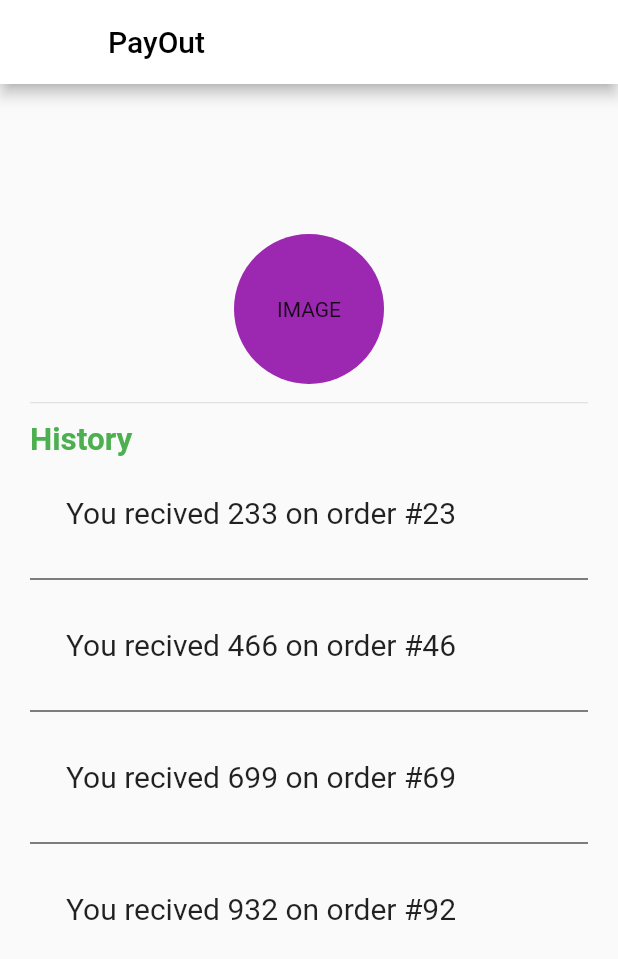
After one commit to JayantS08/FlutterApp_OnlineMarketing, a Flutter app: the Payout screen opened directly, on a phone screen of 412 x 824 dp. The commit adds this screen. Shown: the top 959 px of the screen. Run offline on Flutter 3.47's test engine with Material 2 defaults, Android fonts, the phone set to English and light mode, and no system bars; our stand-ins replace cloud_firestore, firebase_auth, firebase_storage, fluttertoast, google_sign_in, image_picker; missing offline and left inert: flutter_facebook_login, flutter_material_color_picker, flutter_signature_pad, gst_verification; accounts and stored records are empty.

Commit message:
owner side overflow removed and owner draw done.

```diff
--- a/lib/Screens/owner_home/Drawer/categorised_items.dart
+++ b/lib/Screens/owner_home/Drawer/categorised_items.dart
@@ -151,7 +151,9 @@ class _CategorisedItemsState extends State<CategorisedItems> {
                           title: Text('${documents.elementAt(index)['productName']}'),
                           subtitle: ListTile(
                             title: Text('Price: ${documents.elementAt(index)['price']}/-'),
-                            subtitle: Row(
+                            subtitle: SingleChildScrollView(
+                              scrollDirection: Axis.horizontal,
+                                child: Row(
                                 children: <Widget>[
                                   Container(
                                     height: 20,
@@ -169,6 +171,7 @@ class _CategorisedItemsState extends State<CategorisedItems> {
                                     ),
                                   ),
                                 ],
+                              ),
                             ),
                           ),
 
--- a/lib/Screens/owner_home/Drawer/owner_menu.dart
+++ b/lib/Screens/owner_home/Drawer/owner_menu.dart
@@ -1,7 +1,10 @@
+import 'package:delilo/Screens/owner_home/Menu.dart';
+import 'package:delilo/Screens/owner_home/owner_accept_orders.dart';
 import 'package:delilo/Screens/owner_home/owner_items/fashion.dart';
 import 'package:delilo/Screens/owner_home/owner_items/kids.dart';
 import 'package:delilo/Screens/owner_home/owner_items/men.dart';
 import 'package:delilo/Screens/owner_home/owner_items/women.dart';
+import 'package:delilo/Screens/owner_home/payin.dart';
 import 'package:flutter/material.dart';
 import 'package:firebase_auth/firebase_auth.dart';
 import 'package:cloud_firestore/cloud_firestore.dart';
@@ -130,7 +133,9 @@ class _OwnerMenuState extends State<OwnerMenu> {
                 ),
               ),
               onTap: () {
-                Navigator.pop(context);
+                //Navigator.pop(context);
+                Navigator.push(context, MaterialPageRoute(
+                        builder: ((BuildContext context) => AcceptOrders(id))));
                 setState(() => drawerIndex = 0);
               },
             ),
@@ -147,7 +152,8 @@ class _OwnerMenuState extends State<OwnerMenu> {
                 ),
               ),
               onTap: () {
-                Navigator.pop(context);
+                Navigator.push(context, MaterialPageRoute(
+                        builder: ((BuildContext context) => MenuPage())));
                 setState(() => drawerIndex = 1);
               },
             ),
@@ -164,7 +170,8 @@ class _OwnerMenuState extends State<OwnerMenu> {
                 ),
               ),
               onTap: () {
-                Navigator.pop(context);
+                Navigator.push(context, MaterialPageRoute(
+                        builder: ((BuildContext context) => Payin())));
                 setState(() => drawerIndex = 2);
               },
             ),
--- a/lib/Screens/owner_home/owner_accept_orders.dart
+++ b/lib/Screens/owner_home/owner_accept_orders.dart
@@ -39,7 +39,7 @@ class _AcceptOrdersState extends State<AcceptOrders> {
   @override
   Widget build(BuildContext context) {
     return DefaultTabController(
-      length: 6,
+      length: 5,
 
           child: Scaffold(
         appBar: AppBar(title: Text("Accepting Orders",style: TextStyle(color: Colors.black),),
--- a/lib/Screens/owner_home/payin.dart
+++ b/lib/Screens/owner_home/payin.dart
@@ -51,6 +51,8 @@ class _PayinState extends State<Payin> {
               shape: RoundedRectangleBorder(
                   borderRadius: BorderRadius.circular(10)),
               elevation: 10,
+              child: SingleChildScrollView(
+                scrollDirection: Axis.vertical,
                               child: Column(
                   children: <Widget>[
                     SizedBox(
@@ -112,6 +114,7 @@ class _PayinState extends State<Payin> {
                       )
 
                   ],
+                ),
               )),
         ]));
   }
--- /dev/null
+++ b/lib/Screens/owner_home/payout.dart
@@ -0,0 +1,94 @@
+import 'package:flutter/material.dart';
+class Payout extends StatefulWidget {
+  @override
+  _PayoutState createState() => _PayoutState();
+}
+
+class _PayoutState extends State<Payout> {
+  List<String>notification = new List.filled(4, 'You recived Rs 4000 for order #',growable: true);
+
+  @override
+  Widget build(BuildContext context) {
+    return Scaffold(
+      appBar: AppBar(
+        backgroundColor: Colors.white,
+        title: Text("PayOut",style: TextStyle(
+          color: Colors.black
+        ),),
+      ),
+      body: _buildBody(),
+    );
+  }
+Widget _buildBody(){
+return Padding(
+
+  padding: const EdgeInsets.fromLTRB(20,100,20,0),
+  child:   Container(
+
+    child: SingleChildScrollView(
+          child: Column(
+            //mainAxisAlignment: MainAxisAlignment.start,
+            crossAxisAlignment: CrossAxisAlignment.start,
+
+        children: <Widget>[
+
+Container(
+
+      child: Center(
+        child: Container(
+          height: 100,
+          width: 100,
+          decoration: BoxDecoration(
+
+            color: Colors.purple,
+            borderRadius: BorderRadius.circular(50)
+          ),
+          child: Center(child: Text('IMAGE')),
+        ),
+      ),
+),
+
+Divider(height: 25,),
+              Container(
+
+                child: Text("History",style: TextStyle(
+                  fontSize: 21,
+                  color: Colors.green,
+                  fontWeight: FontWeight.bold
+                ),),
+              ),
+
+              Container(
+                height: 346,
+                child: Center(
+
+                  child: ListView.separated(itemBuilder: (BuildContext context,int index){
+
+
+      notification[index] = 'You recived ${(index+1)*233} on order #${(index+1)*23}';
+            return Padding(
+              padding: const EdgeInsets.all(8.0),
+              child: ListTile(title: Text(notification[index].toString(),style: TextStyle(
+
+                fontSize: 20
+              ),),
+
+              ),
+            );
+
+
+
+          }, separatorBuilder: (BuildContext context,int index)=> Divider(color: Colors.black,), itemCount: notification.length),
+
+                ),
+              ),
+
+        ],
+
+      ),
+    ),
+  ),
+);
+}
+
+}
```
Lines whose indentation alone changed are shown as unchanged.
